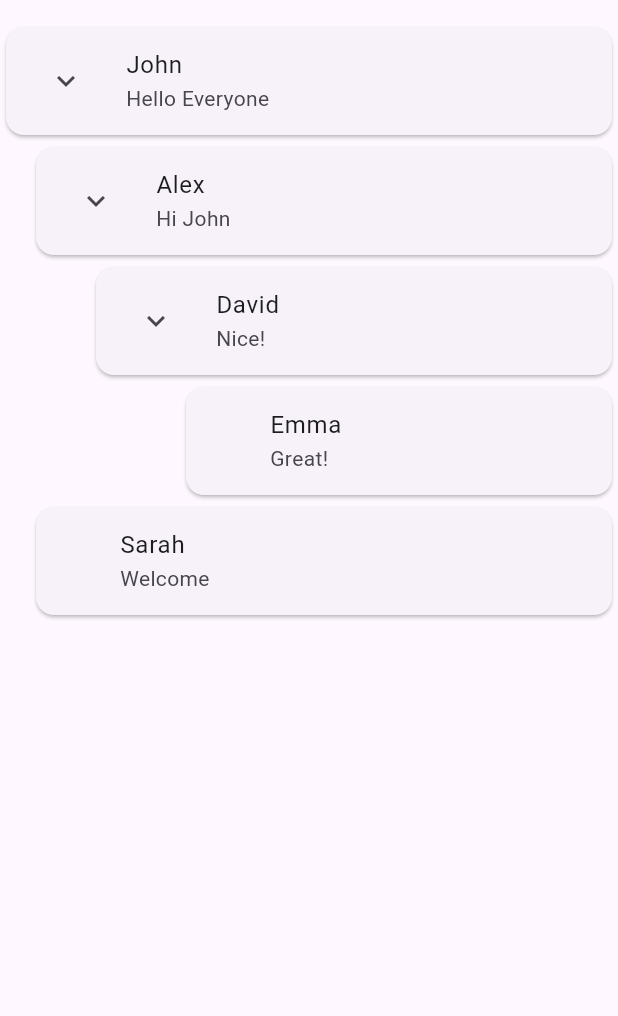
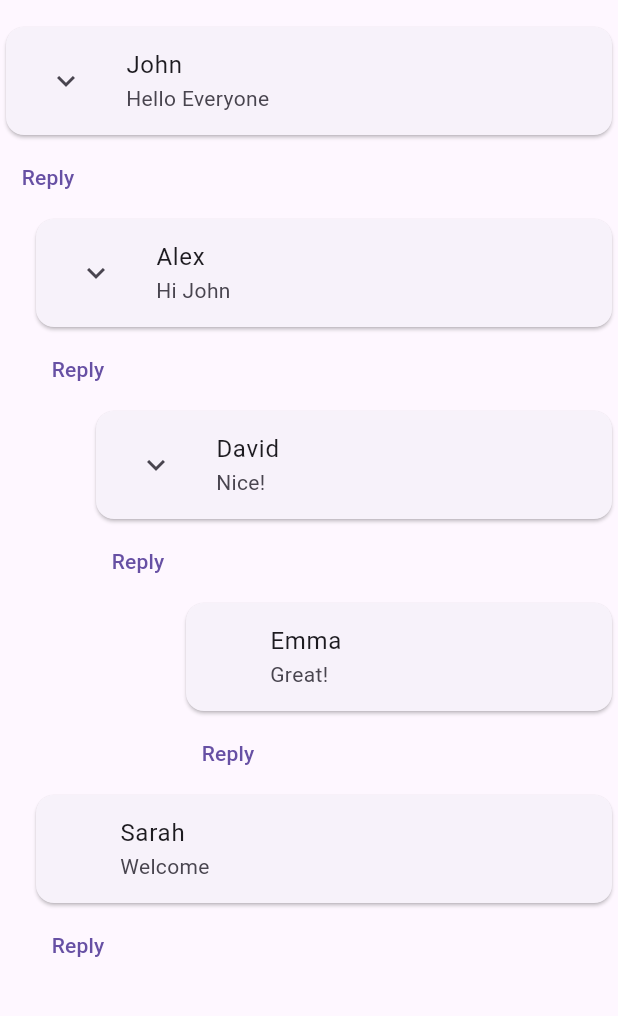
Before and after one commit to ankit-pandit07/Comment, a Flutter app: the screen it shows after launch, on a phone screen of 412 x 824 dp, the part 63-1079 px from its top. Run offline on Flutter 3.47's test engine with Material 3 defaults, Android fonts, the phone set to English and light mode, and no system bars.

Commit message:
added reply button

```diff
--- /dev/null
+++ b/lib/widgets/reply.dart
@@ -0,0 +1,77 @@
+import 'package:flutter/material.dart';
+import 'package:provider/provider.dart';
+
+import '../models/comment.dart';
+import '../providers/comment.dart';
+
+class ReplyBox extends StatefulWidget {
+  final CommentModel comment;
+  const ReplyBox({super.key, required this.comment});
+
+  @override
+  State<ReplyBox> createState() => _ReplyBoxState();
+}
+
+class _ReplyBoxState extends State<ReplyBox> {
+  final TextEditingController controller = TextEditingController();
+   bool isReplying = false;
+
+   @override
+   Widget build(BuildContext context) {
+    return Column(
+      crossAxisAlignment: CrossAxisAlignment.start,
+      children: [
+        TextButton(
+          onPressed: () {
+            setState((){
+              isReplying = !isReplying;
+            });
+          },
+          child: const Text('Reply'),
+        ),
+
+   if(isReplying)
+
+          Padding(
+            padding: const EdgeInsets.only(left: 15),
+            child: Column(
+              children: [
+
+                TextField(
+                  controller: controller,
+                  decoration: const InputDecoration(
+                    hintText: "Write a reply",
+                  ),
+                ),
+
+                ElevatedButton(
+                  onPressed: () {
+
+                    if(controller.text.trim().isEmpty) return;
+
+                    Provider.of<CommentProvide>(
+                      context,
+                      listen: false,
+                    ).addReply(
+                      parent: widget.comment,
+                      message: controller.text,
+                    );
+
+                    controller.clear();
+
+                    setState(() {
+                      isReplying = false;
+                    });
+
+                  },
+                  child: const Text("Send"),
+                )
+
+              ],
+            ),
+          )
+
+      ],
+    );
+  }
+}
--- a/lib/widgets/title.dart
+++ b/lib/widgets/title.dart
@@ -1,6 +1,7 @@
 import 'package:flutter/material.dart';
 import '../models/comment.dart';
 
+import 'reply.dart';
 import 'package:provider/provider.dart';
 import '../providers/comment.dart';
 
@@ -20,7 +21,7 @@ class CommnetTitle extends StatelessWidget {
           Card(
             child: ListTile(
               leading: comment.children.isEmpty
-                  ? const SizedBox(width: 24)
+                  ? const SizedBox(height: 5)
                   : IconButton(
                       icon: Icon(
                         comment.isExpanded
@@ -38,6 +39,9 @@ class CommnetTitle extends StatelessWidget {
               subtitle: Text(comment.message),
             ),
           ),
+          ReplyBox(
+  comment: comment,
+),
           if (comment.isExpanded)
             ...comment.children.map(
               (child) => CommnetTitle(comment: child, level: level + 1),
```
Also changed, not shown: lib/providers/comment.dart (+17 -0 lines).
